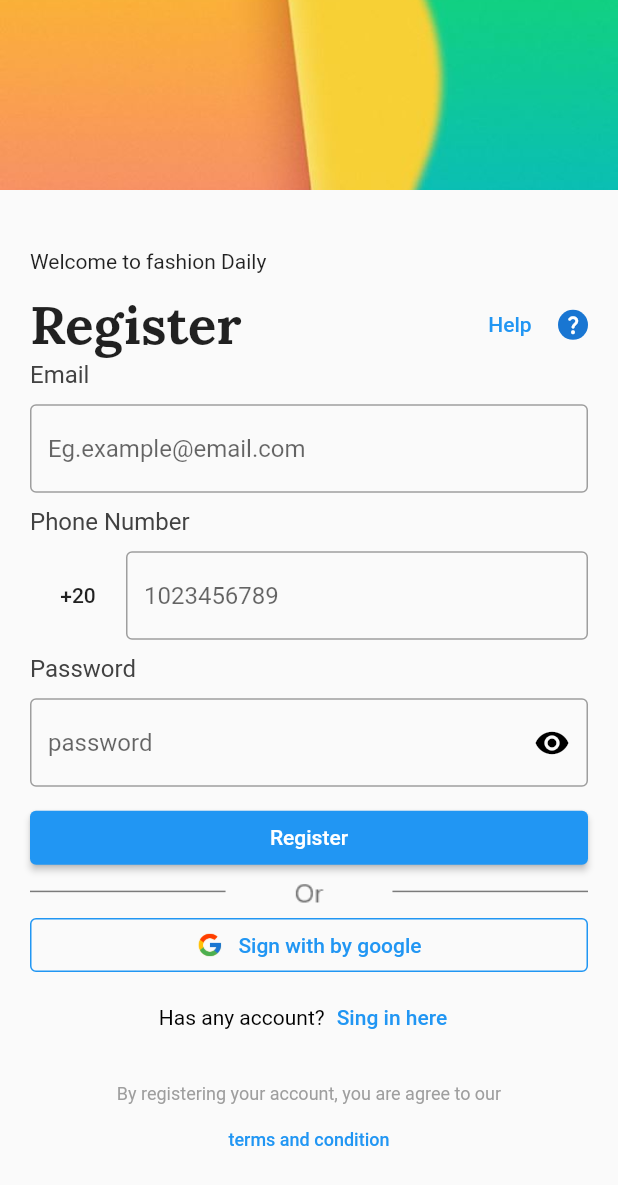
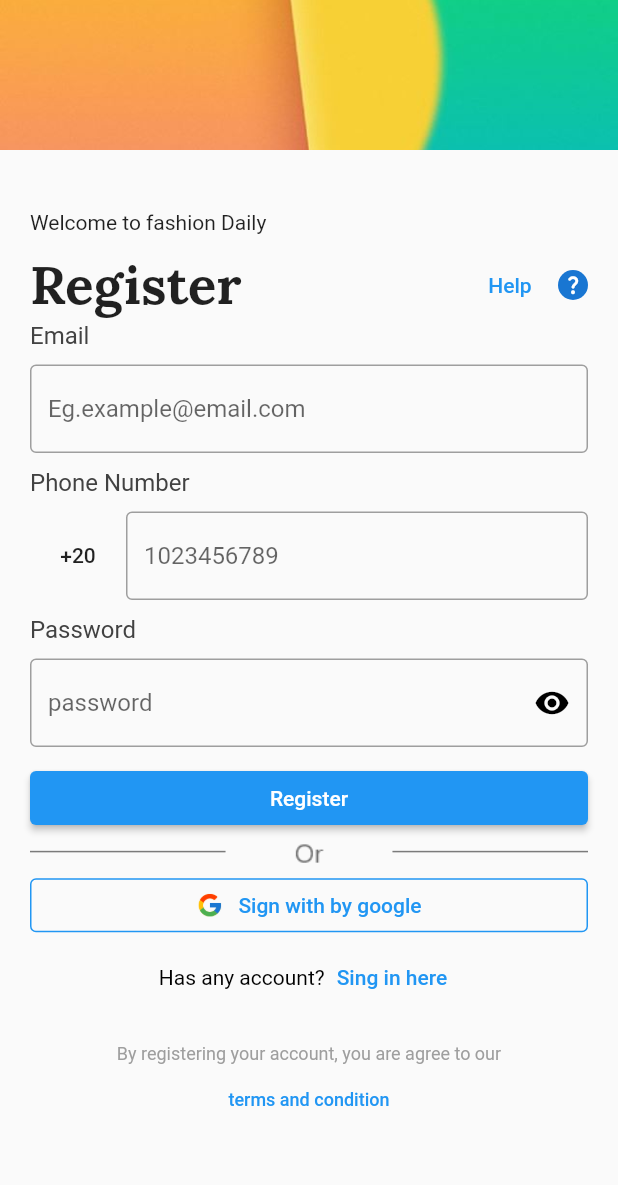
Before and after one commit to SamarAbdulaziz/intrernship_tasks, a Flutter app: the screen it shows after launch, after a tap on "Register here", on a phone screen of 412 x 824 dp. Shown: the top 1185 px of the screen. Run offline on Flutter 3.47's test engine with Material 2 defaults, Android fonts, the phone set to English and light mode, and no system bars; drawn by our look-alikes of country_code_picker.

Commit message:
fixing scrolling issue

```diff
--- a/lib/LoginScreen.dart
+++ b/lib/LoginScreen.dart
@@ -9,15 +9,15 @@ class LoginScreen extends StatelessWidget {
   @override
   Widget build(BuildContext context) {
     return Scaffold(
-      body: Column(
+      body: SingleChildScrollView(
+        child: Column(
           children: [
-          Expanded(
-            child: Container(
+            Container(
               width: double.infinity,
+              height: 300.0,
               child: Image.asset(
                 'assets/images/background.jpg',
                 fit: BoxFit.cover,
-              ),
               ),
             ),
             const SizedBox(height: 20.0),
@@ -105,6 +105,7 @@ class LoginScreen extends StatelessWidget {
             ),
           ],
         ),
+      ),
     );
   }
 }
--- a/lib/RegisterScreen.dart
+++ b/lib/RegisterScreen.dart
@@ -1,5 +1,6 @@
 import 'package:country_code_picker/country_code_picker.dart';
 import 'package:flutter/material.dart';
+import 'package:internship_projects/LoginScreen.dart';
 import 'package:internship_projects/sharedWidgets.dart';
 
 class RegisterScreen extends StatelessWidget {
@@ -8,16 +9,15 @@ class RegisterScreen extends StatelessWidget {
   @override
   Widget build(BuildContext context) {
     return Scaffold(
-      body: Column(
+      body: SingleChildScrollView(
+        child: Column(
           children: [
-         // Icon(Icons.arrow_back_ios_rounded),
-          Expanded(
-            child: SizedBox(
+            SizedBox(
               width: double.infinity,
+              height: 100.0,
               child: Image.asset(
                 'assets/images/background.jpg',
                 fit: BoxFit.cover,
-              ),
               ),
             ),
             const SizedBox(height: 20.0),
@@ -110,7 +110,7 @@ class RegisterScreen extends StatelessWidget {
                           Navigator.push(
                             context,
                             MaterialPageRoute(
-                            builder: (context) => const RegisterScreen(),
+                              builder: (context) => const LoginScreen(),
                             ),
                           );
                         },
@@ -150,6 +150,7 @@ class RegisterScreen extends StatelessWidget {
             ),
           ],
         ),
+      ),
     );
   }
 }
```
Lines whose indentation alone changed are shown as unchanged.
